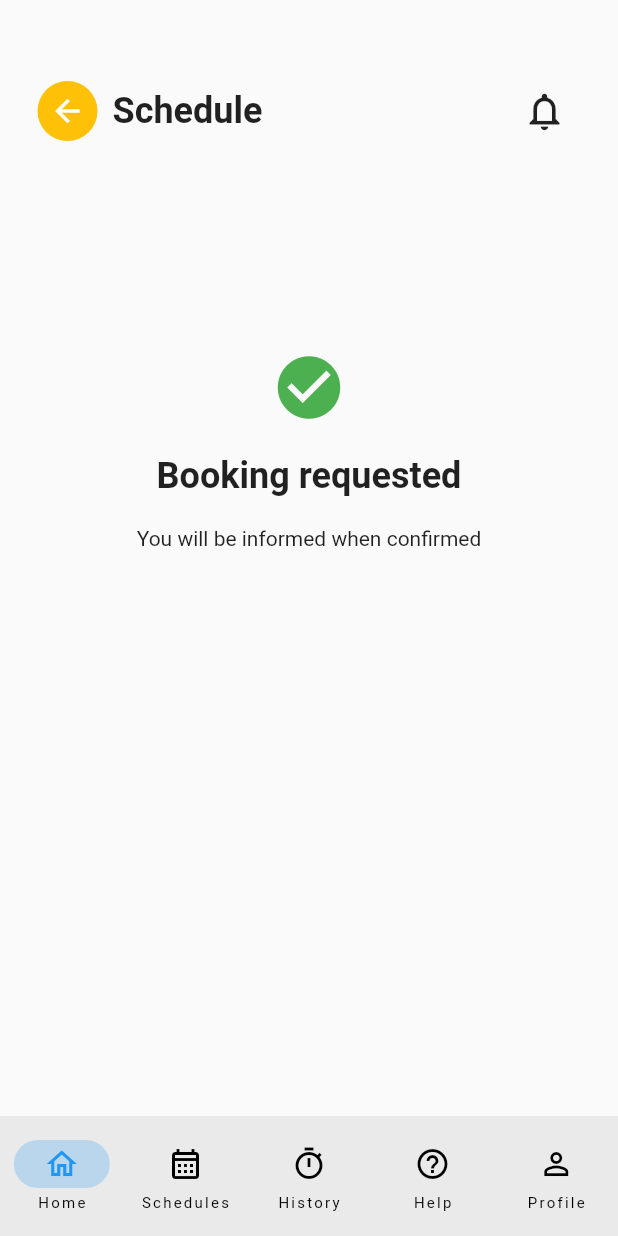
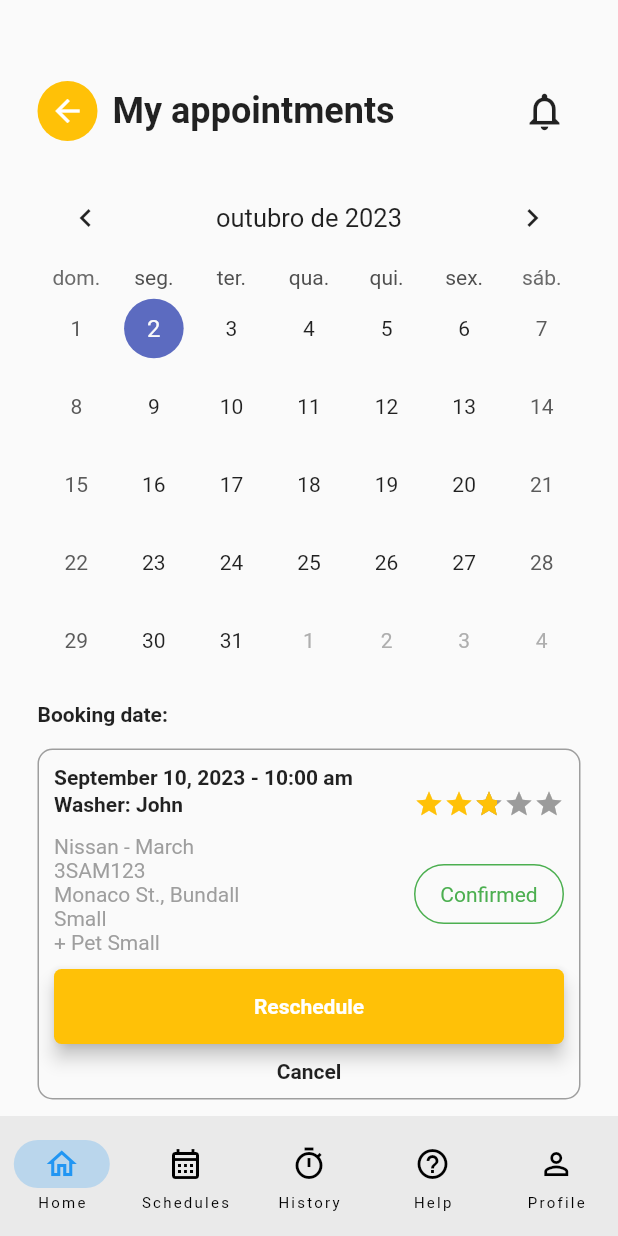
Before and after one commit to BerDavoglio/carnawash, a Flutter app: the screen it shows after launch, on a phone screen of 412 x 824 dp. Run offline on Flutter 3.47's test engine with Material 2 defaults, Android fonts, the phone set to English and light mode, and no system bars; drawn by our look-alikes of flutter_rating_bar, table_calendar.

Commit message:
Create SchedulesPage (NEED LOGIC FOR EVENTS)

```diff
--- a/app_client/lib/ui/components/app.dart
+++ b/app_client/lib/ui/components/app.dart
@@ -15,9 +15,10 @@ class MyApp extends StatelessWidget {
         primarySwatch: Colors.blue,
       ),
       routes: {
-        AppRoutes.HOME: (_) => const SchedulePage(),
+        AppRoutes.HOME: (_) => const SchedulesPage(),
         AppRoutes.LOGIN: (_) => const LoginPage(),
         AppRoutes.SCHEDULE: (_) => const SchedulePage(),
+        AppRoutes.SCHEDULES: (_) => const SchedulesPage(),
       },
     );
   }
--- a/app_client/lib/ui/pages/pages.dart
+++ b/app_client/lib/ui/pages/pages.dart
@@ -1,3 +1,4 @@
 export './home_page.dart';
 export './login_page.dart';
 export './schedule_page.dart';
+export './schedules_page.dart';
--- /dev/null
+++ b/app_client/lib/ui/pages/schedules_page.dart
@@ -0,0 +1,217 @@
+import 'package:flutter/material.dart';
+import 'package:flutter_rating_bar/flutter_rating_bar.dart';
+import 'package:table_calendar/table_calendar.dart';
+
+import '../ui.dart';
+
+class SchedulesPage extends StatefulWidget {
+  const SchedulesPage({super.key});
+
+  @override
+  State<SchedulesPage> createState() => _SchedulesPageState();
+}
+
+class _SchedulesPageState extends State<SchedulesPage> {
+  DateTime today = DateTime.now();
+
+  void _onDaySelected(DateTime day, DateTime focusedDay) {
+    setState(() {
+      today = day;
+    });
+  }
+
+  @override
+  Widget build(BuildContext context) {
+    return Scaffold(
+      bottomNavigationBar: navigationBarComponent(context),
+      body: SingleChildScrollView(
+        child: Padding(
+          padding: const EdgeInsets.only(
+            top: 50,
+            left: 25,
+            right: 25,
+          ),
+          child: Column(
+            mainAxisAlignment: MainAxisAlignment.start,
+            crossAxisAlignment: CrossAxisAlignment.start,
+            children: [
+              Row(
+                mainAxisAlignment: MainAxisAlignment.spaceBetween,
+                children: [
+                  Row(
+                    children: [
+                      Padding(
+                        padding: const EdgeInsets.only(right: 10),
+                        child: CircleAvatar(
+                          radius: 20,
+                          backgroundColor: Colors.amber,
+                          child: IconButton(
+                            iconSize: 24,
+                            color: Colors.white,
+                            onPressed: () {},
+                            icon: const Icon(
+                              Icons.arrow_back,
+                            ),
+                          ),
+                        ),
+                      ),
+                      const Text(
+                        'My appointments',
+                        style: TextStyle(
+                          fontSize: 24,
+                          fontWeight: FontWeight.bold,
+                        ),
+                      )
+                    ],
+                  ),
+                  IconButton(
+                    iconSize: 30,
+                    onPressed: () {},
+                    icon: const Icon(
+                      Icons.notifications_outlined,
+                    ),
+                  )
+                ],
+              ),
+              const SizedBox(height: 15),
+              TableCalendar(
+                locale: 'pt_BR',
+                headerStyle: const HeaderStyle(
+                  formatButtonVisible: false,
+                  titleCentered: true,
+                ),
+                firstDay: DateTime.utc(2010, 1, 1),
+                lastDay: DateTime.utc(2030, 12, 31),
+                focusedDay: today,
+                selectedDayPredicate: (day) => isSameDay(day, today),
+                onDaySelected: _onDaySelected,
+              ),
+              const SizedBox(height: 15),
+              const Text(
+                'Booking date:',
+                style: TextStyle(
+                  fontWeight: FontWeight.bold,
+                ),
+              ),
+              const SizedBox(height: 15),
+              scheduleBox(context),
+            ],
+          ),
+        ),
+      ),
+    );
+  }
+
+  Container scheduleBox(BuildContext context) {
+    return Container(
+      decoration: BoxDecoration(
+          borderRadius: const BorderRadius.all(Radius.circular(10)),
+          border: Border.all(color: Colors.grey)),
+      child: Padding(
+        padding: const EdgeInsets.all(10),
+        child: Column(
+          children: [
+            Column(
+              crossAxisAlignment: CrossAxisAlignment.start,
+              children: [
+                const Text(
+                  'September 10, 2023 - 10:00 am',
+                  style: TextStyle(fontWeight: FontWeight.bold),
+                ),
+                Row(
+                  mainAxisAlignment: MainAxisAlignment.spaceBetween,
+                  children: [
+                    const Text(
+                      'Washer: John',
+                      style: TextStyle(fontWeight: FontWeight.bold),
+                    ),
+                    RatingBarIndicator(
+                      rating: 2.75,
+                      itemBuilder: (context, index) => const Icon(
+                        Icons.star,
+                        color: Colors.amber,
+                      ),
+                      itemCount: 5,
+                      itemSize: 20,
+                      direction: Axis.horizontal,
+                    ),
+                  ],
+                ),
+                Padding(
+                  padding: const EdgeInsets.symmetric(vertical: 10),
+                  child: Row(
+                    mainAxisAlignment: MainAxisAlignment.spaceBetween,
+                    children: [
+                      const Column(
+                        crossAxisAlignment: CrossAxisAlignment.start,
+                        children: [
+                          Text('Nissan - March',
+                              style: TextStyle(color: Colors.grey)),
+                          Text('3SAM123', style: TextStyle(color: Colors.grey)),
+                          Text('Monaco St., Bundall',
+                              style: TextStyle(color: Colors.grey)),
+                          Text('Small', style: TextStyle(color: Colors.grey)),
+                          Text('+ Pet Small',
+                              style: TextStyle(color: Colors.grey)),
+                        ],
+                      ),
+                      Container(
+                        width: 100,
+                        height: 40,
+                        decoration: BoxDecoration(
+                          borderRadius: const BorderRadius.all(
+                            Radius.circular(100),
+                          ),
+                          border: Border.all(color: Colors.green),
+                        ),
+                        child: const Center(
+                          child: Text(
+                            'Confirmed',
+                            style: TextStyle(color: Colors.green),
+                          ),
+                        ),
+                      ),
+                    ],
+                  ),
+                ),
+                TextButton(
+                  style: ButtonStyle(
+                    elevation: MaterialStateProperty.all(5),
+                    fixedSize: MaterialStateProperty.all<Size>(
+                      Size(MediaQuery.of(context).size.width * 0.9, 50),
+                    ),
+                    backgroundColor: MaterialStateProperty.all<Color>(
+                      Colors.amber,
+                    ),
+                    shape: MaterialStateProperty.all<RoundedRectangleBorder>(
+                      RoundedRectangleBorder(
+                        borderRadius: BorderRadius.circular(5),
+                      ),
+                    ),
+                  ),
+                  onPressed: () {},
+                  child: const Text(
+                    'Reschedule',
+                    style: TextStyle(
+                      fontWeight: FontWeight.bold,
+                      color: Colors.white,
+                    ),
+                  ),
+                ),
+              ],
+            ),
+            const Padding(
+              padding: EdgeInsets.only(top: 10),
+              child: Text(
+                'Cancel',
+                style: TextStyle(
+                  fontWeight: FontWeight.bold,
+                ),
+              ),
+            ),
+          ],
+        ),
+      ),
+    );
+  }
+}
--- a/app_client/lib/ui/utils/app_routes.dart
+++ b/app_client/lib/ui/utils/app_routes.dart
@@ -2,4 +2,5 @@ class AppRoutes {
   static const HOME = '/';
   static const LOGIN = '/login';
   static const SCHEDULE = '/schedule';
+  static const SCHEDULES = '/schedules';
 }
--- a/app_client/pubspec.yaml
+++ b/app_client/pubspec.yaml
@@ -37,6 +37,7 @@ dependencies:
   cupertino_icons: ^1.0.2
   table_calendar: ^3.0.9
   intl: ^0.18.1
+  flutter_rating_bar: ^4.0.1
 
 dev_dependencies:
   flutter_test:
```
Also changed, not shown: app_client/pubspec.lock.
